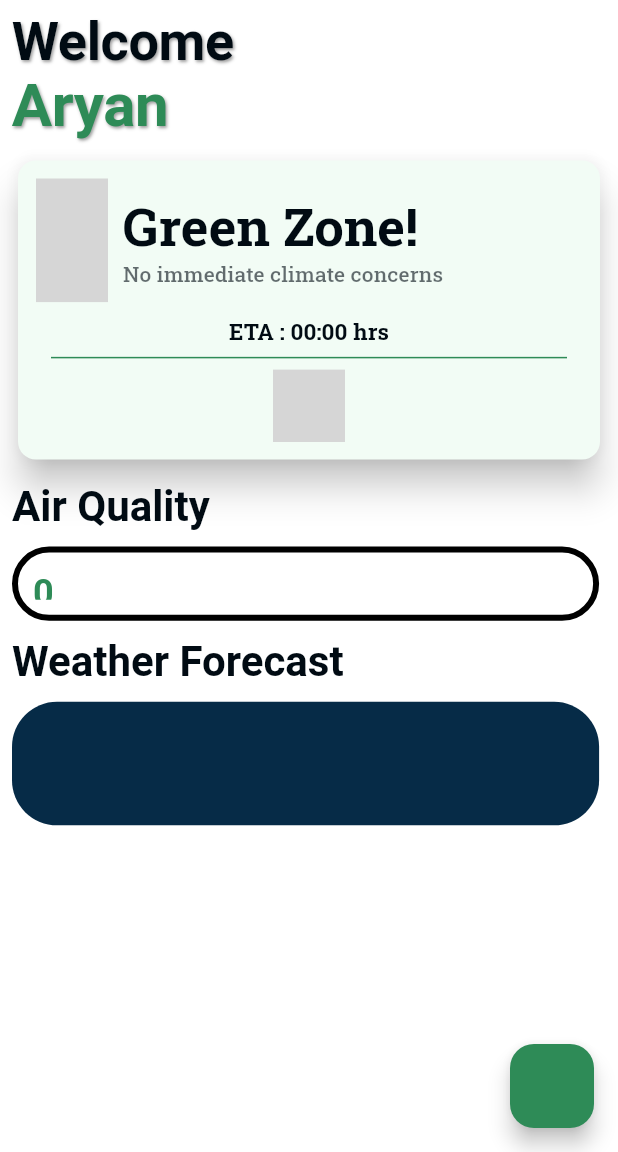
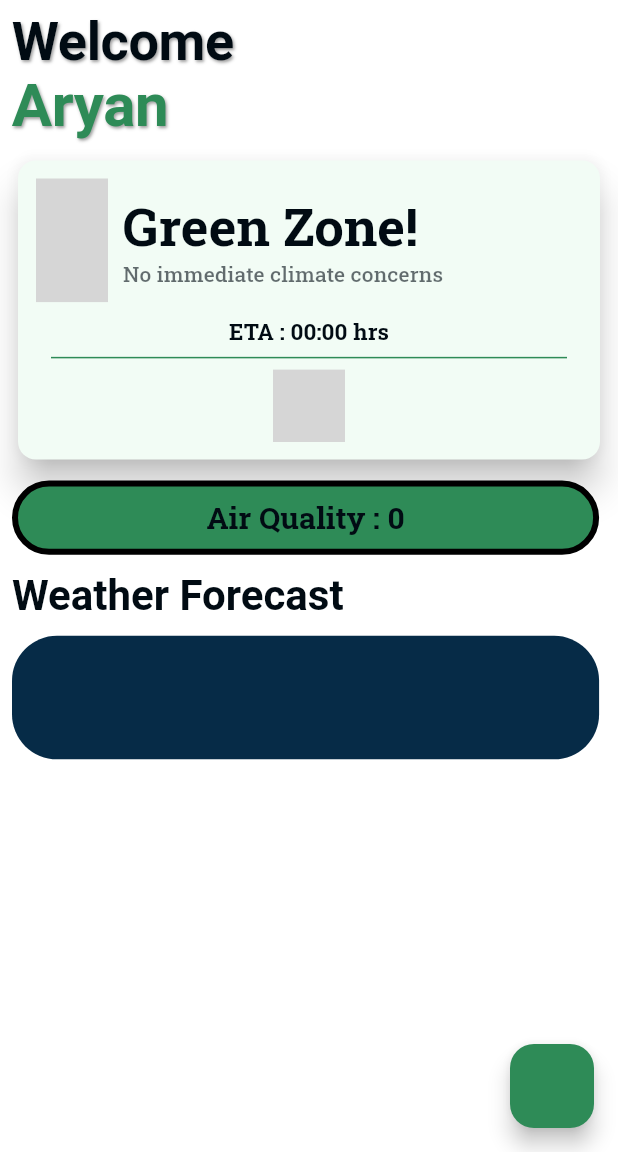
Before and after one commit to riyashah22/Nature-Disaster, a Flutter app: the Home screen opened directly, on a phone screen of 412 x 824 dp, the part 84-1236 px from its top. Run offline on Flutter 3.47's test engine with Material 3 defaults, Android fonts, the phone set to English and light mode, and no system bars; our stand-ins replace carousel_slider, dash_chat_2, flutter_gemini, gap, google_fonts, youtube_player_iframe; missing offline and left inert: dot_bottom_nav_bar, svg_flutter; network calls fail; grey boxes are pictures that could not be loaded.

Commit message:
update home.dart

```diff
--- a/resqaid/lib/home/airquality.dart
+++ b/resqaid/lib/home/airquality.dart
@@ -55,7 +55,7 @@ Future<AirQuality> fetchAirQuality() async {
       'https://api.waqi.info/feed/here/?token=6b96a07ff45c1dcc3931d81e109506673c44e728'; // API URL
 
   final response = await http.get(Uri.parse(apiUrl));
-  // log(response.body);
+  log(response.body);
   if (response.statusCode == 200) {
     final jsonData = json.decode(response.body);
     return AirQuality.fromJson(jsonData);
--- a/resqaid/lib/home/home.dart
+++ b/resqaid/lib/home/home.dart
@@ -2,6 +2,7 @@ import 'package:flutter/material.dart';
 import 'package:gap/gap.dart';
 import 'package:resqaid/chatbot/chatbot.dart';
 import 'package:resqaid/home/airquality.dart';
+import 'package:resqaid/theme/appColors.dart';
 import 'package:resqaid/theme/theme_ext.dart';
 import 'package:svg_flutter/svg_flutter.dart';
 
@@ -15,7 +16,6 @@ class Home extends StatefulWidget {
 class _HomeState extends State<Home> {
   AirQuality aqiData = AirQuality(aqi: 0, lat: 0, lon: 0, forecast: []);
   // late AirQuality aqiData;
-
   String _location = "";
   String _name = "Green Zone!";
   String _type = "No immediate climate concerns";
@@ -163,39 +163,37 @@ class _HomeState extends State<Home> {
                 ),
               ),
               // const Gap(10),
-              // Row(
-              //   crossAxisAlignment: CrossAxisAlignment.center,
-              //   mainAxisAlignment: MainAxisAlignment.center,
-              //   children: [
-              //     SvgPicture.asset("assets/icons/outline/location.svg"),
-              //     Text(_location, style: Theme.of(context).textTheme.bodyLarge),
-              //   ],
+              // Text(
+              //   "Air Quality",
+              //   style: Theme.of(context).textTheme.displaySmall!.copyWith(
+              //         color: appColors.richBlack,
+              //         fontSize: 28,
+              //         overflow: TextOverflow.fade,
+              //       ),
               // ),
-              const Gap(10),
-              Text(
-                "Air Quality",
-                style: Theme.of(context).textTheme.displaySmall!.copyWith(
-                      color: appColors.richBlack,
-                      fontSize: 28,
-                      overflow: TextOverflow.fade,
-                    ),
-              ),
               const Gap(10),
               Container(
                 width: screenWidth * 0.95,
                 height: screenHeight * 0.06,
                 decoration: BoxDecoration(
-                  color: appColors.white,
+                  color: aqiData.aqi <= 50
+                      ? appColors.primary
+                      : aqiData.aqi >= 50 && aqiData.aqi <= 100
+                          ? appColors.mateYellow
+                          : appColors.error,
                   border: Border.all(width: 4),
                   borderRadius: const BorderRadius.all(
                     Radius.circular(30),
                   ),
                 ),
                 child: Padding(
-                  padding: const EdgeInsets.all(10),
+                  padding: const EdgeInsets.all(5.0),
                   child: Text(
-                    aqiData.aqi.toString(),
-                    style: Theme.of(context).textTheme.titleLarge,
+                    "Air Quality : ${aqiData.aqi.toString()}",
+                    style: Theme.of(context).textTheme.titleMedium!.copyWith(
+                          color: appColors.richBlack,
+                        ),
+                    textAlign: TextAlign.center,
                   ),
                 ),
               ),
@@ -219,8 +217,8 @@ class _HomeState extends State<Home> {
                     Radius.circular(30),
                   ),
                 ),
-                child: Padding(
-                  padding: const EdgeInsets.all(10),
+                child: const Padding(
+                  padding: EdgeInsets.all(10),
                 ),
               ),
             ],
```
Also changed, not shown: resqaid/assets/icons/outline/logout.svg (added).
